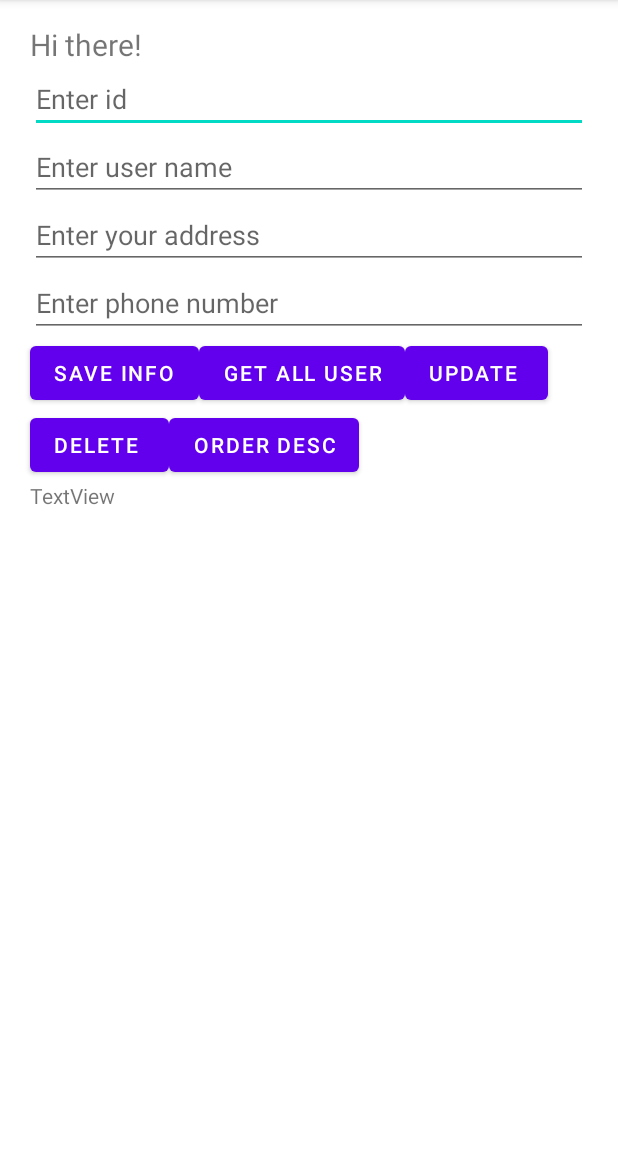
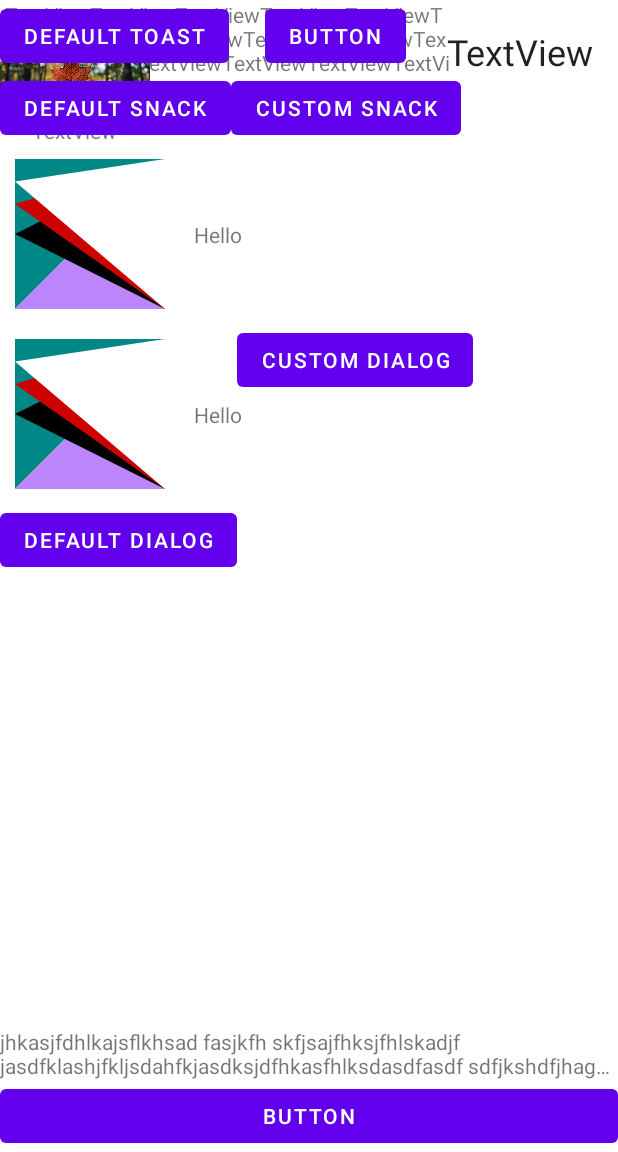
Before and after one commit to sanamdongol/ncit_2021, an Android app: the screen it shows after launch (UserEntryActivity before the commit, CustomActivity after it), on a phone screen of 412 x 824 dp, the part 84-1236 px from its top. Run offline under Robolectric (Android 15) with nearby library versions, the phone set to English and light mode, and no system bars.

Commit message:
1. Layout Inflater 2. Custom Toast 3. Custom Dialog 4. Constraintlayout properites overview

```diff
--- /dev/null
+++ b/app/src/main/java/com/ncit/custom/CustomActivity.java
@@ -0,0 +1,137 @@
+package com.ncit.custom;
+
+import android.content.DialogInterface;
+import android.os.Bundle;
+import android.view.Gravity;
+import android.view.LayoutInflater;
+import android.view.View;
+import android.widget.Button;
+import android.widget.LinearLayout;
+import android.widget.Toast;
+
+import androidx.appcompat.app.AlertDialog;
+import androidx.appcompat.app.AppCompatActivity;
+import androidx.constraintlayout.widget.ConstraintLayout;
+
+import com.google.android.material.snackbar.Snackbar;
+import com.ncit.projectb.R;
+
+public class CustomActivity extends AppCompatActivity {
+
+    @Override
+    protected void onCreate(Bundle savedInstanceState) {
+        super.onCreate(savedInstanceState);
+        setContentView(R.layout.activity_custom);
+
+        Button btnDefaultToast = findViewById(R.id.btn_default_toast);
+        Button btnChangePos = findViewById(R.id.btn_change_pos);
+        Button btnCustomSnack = findViewById(R.id.btn_custom_snack);
+        Button btnDefaultSnack = findViewById(R.id.btn_defautl_snack);
+        Button btnBottom = findViewById(R.id.btn_bottom);
+        Button btnCustomDialog = findViewById(R.id.btn_custom_dialog);
+        Button btnDefaultDialog = findViewById(R.id.btn_default_dialog);
+        LinearLayout linearLayout = findViewById(R.id.linearlayout);
+
+        LayoutInflater inflater = getLayoutInflater();
+
+        for (int i = 0; i < 2; i++) {
+            View myView = inflater.inflate(R.layout.custom_linear, linearLayout, false);
+            linearLayout.addView(myView);
+        }
+
+        ConstraintLayout mainLayout = findViewById(R.id.mainLayout);
+        btnDefaultToast.setOnClickListener(new View.OnClickListener() {
+            @Override
+            public void onClick(View view) {
+                Toast toast = Toast.makeText(CustomActivity.this, "Default Toast", Toast.LENGTH_SHORT);
+
+                toast.show();
+            }
+        });
+        btnChangePos.setOnClickListener(new View.OnClickListener() {
+            @Override
+            public void onClick(View view) {
+                Toast toast = Toast.makeText(CustomActivity.this, "Default Toast", Toast.LENGTH_SHORT);
+                LayoutInflater layoutInflater = getLayoutInflater();
+                View toastView = layoutInflater.inflate(R.layout.toast_layout, null);
+                toast.setGravity(Gravity.TOP | Gravity.LEFT, 0, 0);
+                toast.setView(toastView);
+                toast.show();
+            }
+        });
+
+        btnDefaultSnack.setOnClickListener(new View.OnClickListener() {
+            @Override
+            public void onClick(View view) {
+                Snackbar.make(mainLayout, "Default Snackbar", Snackbar.LENGTH_LONG).show();
+            }
+        });
+
+        btnCustomSnack.setOnClickListener(new View.OnClickListener() {
+            @Override
+            public void onClick(View view) {
+                Snackbar snackBar = Snackbar.make(mainLayout, "Default Snackbar", Snackbar.LENGTH_LONG);
+                LayoutInflater inflater = getLayoutInflater();
+                View customSnackBar = inflater.inflate(R.layout.custom_snack_bar, null);
+
+
+                Snackbar.SnackbarLayout snackBarView = (Snackbar.SnackbarLayout) snackBar.getView();
+                snackBarView.addView(customSnackBar);
+
+                snackBar.setAnchorView(btnBottom);
+
+                snackBar.setAction("Undo", new View.OnClickListener() {
+                    @Override
+                    public void onClick(View view) {
+                        Toast.makeText(CustomActivity.this, "Hello", Toast.LENGTH_SHORT).show();
+                    }
+                });
+                snackBar.show();
+            }
+        });
+
+        btnDefaultDialog.setOnClickListener(new View.OnClickListener() {
+            @Override
+            public void onClick(View view) {
+                AlertDialog.Builder builder = new AlertDialog.Builder(CustomActivity.this);
+                builder.setTitle("Title");
+                builder.setMessage("Message");
+                builder.setPositiveButton("Yes", new DialogInterface.OnClickListener() {
+                    @Override
+                    public void onClick(DialogInterface dialogInterface, int i) {
+
+                    }
+                });
+                builder.setNegativeButton("No", new DialogInterface.OnClickListener() {
+                    @Override
+                    public void onClick(DialogInterface dialogInterface, int i) {
+
+                    }
+                });
+                builder.show();
+            }
+        });
+
+        btnCustomDialog.setOnClickListener(new View.OnClickListener() {
+            @Override
+            public void onClick(View view) {
+                AlertDialog.Builder builder = new AlertDialog.Builder(CustomActivity.this);
+                LayoutInflater layoutInflater = getLayoutInflater();
+                View customView = layoutInflater.inflate(R.layout.custom_dialog, null);
+                Button btnYes = customView.findViewById(R.id.btn_yes);
+                Button btnNo = customView.findViewById(R.id.btn_no);
+                Button btnMayBe = customView.findViewById(R.id.btn_may_be);
+
+                btnYes.setOnClickListener(new View.OnClickListener() {
+                    @Override
+                    public void onClick(View view) {
+                        Toast.makeText(CustomActivity.this, "Yes button", Toast.LENGTH_SHORT).show();
+                    }
+                });
+                builder.setView(customView);
+                builder.create();
+                builder.show();
+            }
+        });
+    }
+}
--- a/app/src/main/java/com/ncit/database/UserEntryActivity.java
+++ b/app/src/main/java/com/ncit/database/UserEntryActivity.java
@@ -132,5 +132,7 @@ public class UserEntryActivity extends AppCompatActivity implements View.OnClick
         user.setPhoneNumber(Integer.parseInt(phoneNumber));
 
         db.userDao().addUser(user);
+
+        etUserName.clearComposingText();
     }
 }
--- /dev/null
+++ b/app/src/main/res/layout/activity_custom.xml
@@ -0,0 +1,170 @@
+<?xml version="1.0" encoding="utf-8"?>
+<androidx.constraintlayout.widget.ConstraintLayout xmlns:android="http://schemas.android.com/apk/res/android"
+    xmlns:app="http://schemas.android.com/apk/res-auto"
+    xmlns:tools="http://schemas.android.com/tools"
+    android:id="@+id/mainLayout"
+    android:layout_width="match_parent"
+    android:layout_height="match_parent"
+    tools:context="com.ncit.custom.CustomActivity">
+
+    <Button
+        android:id="@+id/btn_default_toast"
+        android:layout_width="wrap_content"
+        android:layout_height="wrap_content"
+        android:text="Default Toast"
+        app:layout_constraintStart_toStartOf="parent"
+        app:layout_constraintTop_toTopOf="parent" />
+
+    <Button
+        android:id="@+id/btn_change_pos"
+        android:layout_width="wrap_content"
+        android:layout_height="wrap_content"
+        android:layout_marginStart="24dp"
+        android:text="Button"
+        app:layout_constraintStart_toEndOf="@+id/btn_default_toast"
+        app:layout_constraintTop_toTopOf="@+id/btn_default_toast" />
+
+    <Button
+        android:id="@+id/btn_defautl_snack"
+        android:layout_width="wrap_content"
+        android:layout_height="wrap_content"
+        android:text="Default Snack"
+        app:layout_constraintStart_toStartOf="parent"
+        app:layout_constraintTop_toBottomOf="@+id/btn_default_toast" />
+
+    <Button
+        android:id="@+id/btn_custom_snack"
+        android:layout_width="wrap_content"
+        android:layout_height="wrap_content"
+        android:text="Custom Snack"
+        app:layout_constraintStart_toEndOf="@+id/btn_defautl_snack"
+        app:layout_constraintTop_toTopOf="@+id/btn_defautl_snack" />
+
+    <Button
+        android:id="@+id/btn_bottom"
+        android:layout_width="0dp"
+        android:layout_height="wrap_content"
+        android:text="Button"
+        app:layout_constraintBottom_toBottomOf="parent"
+        app:layout_constraintEnd_toEndOf="parent"
+        app:layout_constraintStart_toStartOf="parent" />
+
+    <ScrollView
+        android:id="@+id/scrollView2"
+        android:layout_width="match_parent"
+        android:layout_height="wrap_content"
+        android:fillViewport="true"
+        app:layout_constraintEnd_toEndOf="parent"
+        app:layout_constraintStart_toStartOf="parent"
+        app:layout_constraintTop_toBottomOf="@+id/btn_defautl_snack">
+
+        <LinearLayout
+            android:id="@+id/linearlayout"
+            android:layout_width="match_parent"
+            android:layout_height="200dp"
+            android:orientation="vertical" />
+    </ScrollView>
+
+    <Button
+        android:id="@+id/btn_default_dialog"
+        android:layout_width="wrap_content"
+        android:layout_height="wrap_content"
+        android:text="Default Dialog"
+        app:layout_constraintStart_toStartOf="parent"
+        app:layout_constraintTop_toBottomOf="@+id/scrollView2" />
+
+    <Button
+        android:id="@+id/btn_custom_dialog"
+        android:layout_width="wrap_content"
+        android:layout_height="wrap_content"
+        android:text="Custom Dialog"
+        app:layout_constraintBottom_toBottomOf="@+id/btn_default_dialog"
+        app:layout_constraintStart_toEndOf="@+id/btn_default_dialog"
+        app:layout_constraintTop_toBottomOf="@+id/btn_defautl_snack" />
+
+    <TextView
+        android:id="@+id/textView17"
+        android:layout_width="wrap_content"
+        android:layout_height="wrap_content"
+        android:ellipsize="end"
+        android:maxLines="2"
+        android:text="jhkasjfdhlkajsflkhsad fasjkfh skfjsajfhksjfhlskadjf jasdfklashjfkljsdahfkjasdksjdfhkasfhlksdasdfasdf sdfjkshdfjhags fjashf ljkashfwiuefh sk"
+        app:layout_constraintBottom_toTopOf="@+id/btn_bottom"
+        app:layout_constraintEnd_toEndOf="parent"
+        app:layout_constraintStart_toStartOf="parent" />
+
+    <TextView
+        android:id="@+id/textView18"
+        android:layout_width="300dp"
+        android:layout_height="wrap_content"
+        android:text=" TextViewTextViewTextViewTextViewTextViewTextViewTextViewTextViewTextViewTextViewTextViewTextViewTextViewTextViewTextViewTextView"
+        app:layout_constraintEnd_toStartOf="@+id/textView19"
+        app:layout_constraintHorizontal_bias="0.0"
+        app:layout_constraintStart_toStartOf="parent"
+        tools:layout_editor_absoluteY="176dp" />
+
+    <TextView
+        style="@style/TextAppearance.AppCompat.Headline"
+        android:id="@+id/textView19"
+        android:layout_width="wrap_content"
+        android:layout_height="wrap_content"
+        android:layout_marginEnd="16dp"
+        android:text="TextView"
+        app:layout_constraintBottom_toBottomOf="@+id/textView18"
+        app:layout_constraintEnd_toEndOf="parent"
+        app:layout_constraintTop_toTopOf="@+id/textView18"
+        app:layout_constraintVertical_bias="0.52" />
+
+    <ImageView
+        android:id="@+id/imageView12"
+        android:layout_width="100dp"
+        android:layout_height="100dp"
+        app:srcCompat="@drawable/canada"
+        tools:layout_editor_absoluteX="0dp"
+        tools:layout_editor_absoluteY="252dp" />
+
+    <TextView
+        android:id="@+id/textView20"
+        android:layout_width="wrap_content"
+        android:layout_height="wrap_content"
+        android:text="TextView"
+        app:layout_constraintBottom_toBottomOf="@+id/imageView12"
+        app:layout_constraintEnd_toEndOf="@+id/imageView12"
+        app:layout_constraintHorizontal_bias="0.485"
+        app:layout_constraintStart_toStartOf="@+id/imageView12"
+        app:layout_constraintTop_toTopOf="@+id/imageView12"
+        app:layout_constraintVertical_bias="0.961" />
+
+    <TextView
+        android:id="@+id/textView21"
+        android:layout_width="wrap_content"
+        android:layout_height="wrap_content"
+        android:layout_marginTop="60dp"
+        android:text="TextView"
+        app:layout_constraintStart_toStartOf="parent"
+        app:layout_constraintTop_toBottomOf="@+id/textView20" />
+
+    <TextView
+        android:id="@+id/textView22"
+        android:layout_width="wrap_content"
+        android:layout_height="wrap_content"
+        android:text="TextView"
+        app:layout_constraintBottom_toBottomOf="@+id/textView21"
+        app:layout_constraintStart_toEndOf="@+id/textView21"
+        app:layout_constraintTop_toTopOf="@+id/textView21" />
+
+    <TextView
+        android:id="@+id/textView23"
+        android:layout_width="wrap_content"
+        android:layout_height="wrap_content"
+        android:text="TextView"
+        app:layout_constraintStart_toEndOf="@+id/textView22"
+        app:layout_constraintTop_toTopOf="@+id/textView22" />
+
+    <androidx.constraintlayout.widget.Group
+        android:id="@+id/group"
+        android:layout_width="wrap_content"
+        android:layout_height="wrap_content"
+        android:visibility="gone"
+        app:constraint_referenced_ids="textView22,textView21,textView23" />
+</androidx.constraintlayout.widget.ConstraintLayout>
--- /dev/null
+++ b/app/src/main/res/layout/custom_linear.xml
@@ -0,0 +1,27 @@
+<?xml version="1.0" encoding="utf-8"?>
+<androidx.constraintlayout.widget.ConstraintLayout xmlns:android="http://schemas.android.com/apk/res/android"
+    xmlns:app="http://schemas.android.com/apk/res-auto"
+    android:layout_width="match_parent"
+    android:layout_height="wrap_content"
+    android:padding="10dp">
+
+    <ImageView
+        android:id="@+id/imageView10"
+        android:layout_width="wrap_content"
+        android:layout_height="wrap_content"
+        app:layout_constraintStart_toStartOf="parent"
+        app:layout_constraintTop_toTopOf="parent"
+        app:srcCompat="@drawable/random_vect" />
+
+    <TextView
+        android:id="@+id/textView14"
+        android:layout_width="0dp"
+        android:layout_height="wrap_content"
+        android:layout_marginStart="16dp"
+        android:layout_marginEnd="16dp"
+        android:text=" Hello"
+        app:layout_constraintBottom_toBottomOf="@+id/imageView10"
+        app:layout_constraintEnd_toEndOf="parent"
+        app:layout_constraintStart_toEndOf="@+id/imageView10"
+        app:layout_constraintTop_toTopOf="@+id/imageView10" />
+</androidx.constraintlayout.widget.ConstraintLayout>
```
Also changed, not shown: app/src/main/AndroidManifest.xml (+5 -2 lines), app/src/main/res/layout/custom_dialog.xml (added, +67 -0 lines), app/src/main/res/layout/custom_snack_bar.xml (added, +28 -0 lines), app/src/main/res/layout/toast_layout.xml (added, +29 -0 lines).
